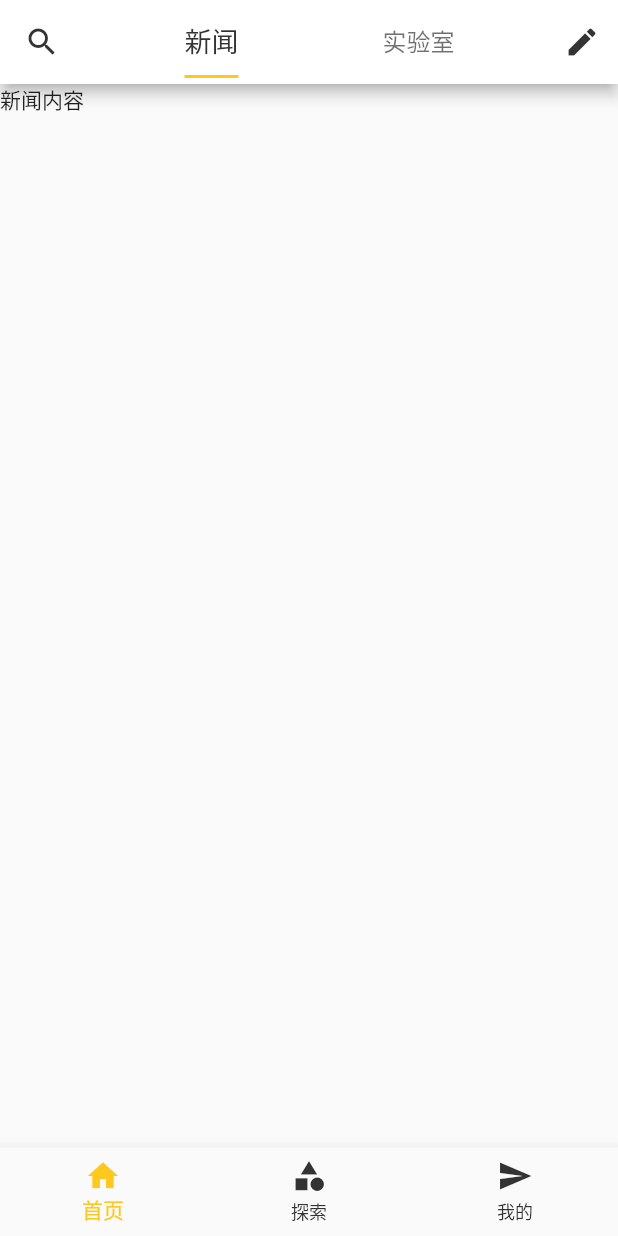
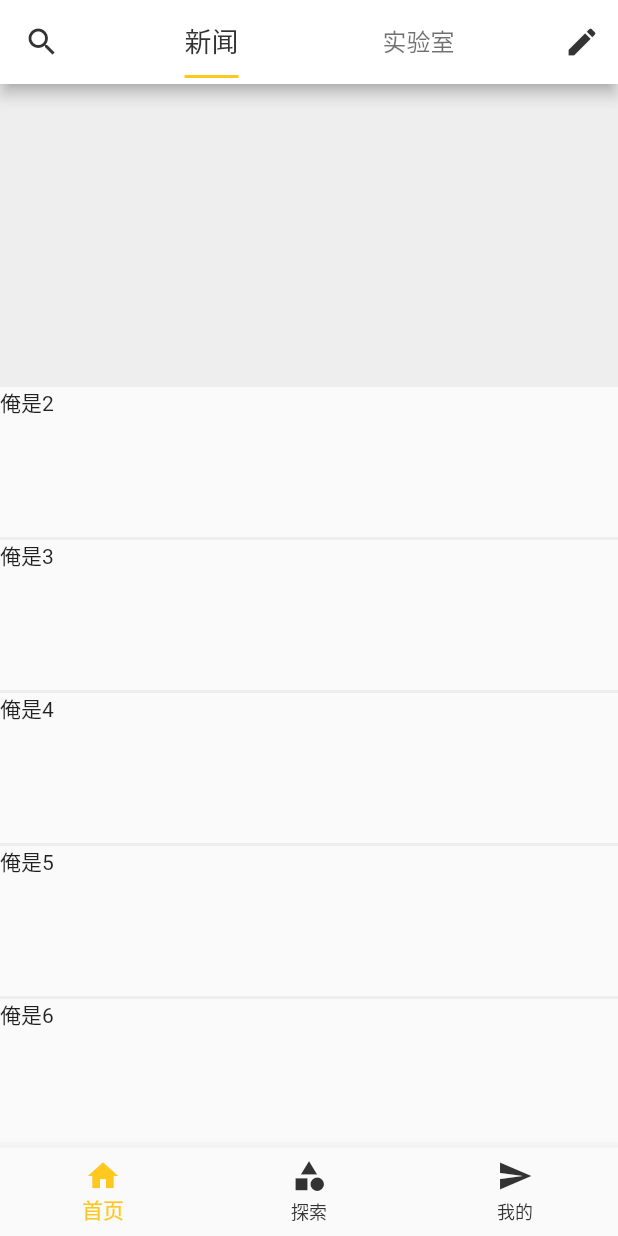
Before and after one commit to liaolonghui/flutterDemo, a Flutter app: the screen it shows after launch, on a phone screen of 412 x 824 dp. Run offline on Flutter 3.47's test engine with Material 2 defaults, Android fonts, the phone set to English and light mode, and no system bars; our stand-ins replace dio, flutter_swiper_null_safety; network calls fail.

Commit message:
add:轮播图

```diff
--- /dev/null
+++ b/lib/pages/news/child/mySwiper.dart
@@ -0,0 +1,71 @@
+// ignore_for_file: file_names
+import 'package:flutter/material.dart';
+import 'package:flutter_swiper_null_safety/flutter_swiper_null_safety.dart';
+
+class MySwiper extends StatelessWidget {
+  final List banners;
+  const MySwiper(this.banners, {Key? key}) : super(key: key);
+
+  final DotSwiperPaginationBuilder builder = const DotSwiperPaginationBuilder(
+    activeColor: Color(0xffffc81f),
+    space: 5,
+    size: 7
+  );
+
+  @override
+  Widget build(BuildContext context) {
+    if (banners.isEmpty) {
+      return Container(
+        height: 200,
+        color: const Color(0xffeeeeee),
+      );
+    }
+    return Container(
+      height: 200,
+      color: const Color(0xffeeeeee),
+      child: Swiper(
+        autoplay: true,
+        autoplayDelay: 3000,
+        duration: 500,
+        pagination: SwiperPagination(builder: builder),
+        itemCount: banners.length,
+        itemBuilder: (BuildContext context, int index) {
+          // Image.network(banners[index]["image"])
+          return Container(
+            height: 200,
+            decoration: BoxDecoration(
+              image: DecorationImage(
+                image: NetworkImage(banners[index]["image"]),
+                fit: BoxFit.cover,
+              )
+            ),
+            child: Stack(
+              children: <Widget>[
+                Positioned(
+                  top: 0,
+                  right: 0,
+                  bottom: 0,
+                  left: 0,
+                  child: Container(
+                    color: const Color.fromARGB(50, 0, 0, 0),
+                  ),
+                ),
+                Positioned(
+                  child: Text(
+                    banners[index]["post"]["title"],
+                    style: const TextStyle(
+                      color: Colors.white,
+                      fontSize: 18,
+                    ),
+                  ),
+                  left: 20,
+                  right: 20,
+                  bottom: 30,
+                )
+              ]
+            ),
+          );
+       },),
+    );
+  }
+}
--- a/lib/pages/news/news.dart
+++ b/lib/pages/news/news.dart
@@ -1,4 +1,6 @@
 import 'package:flutter/material.dart';
+import './child//mySwiper.dart';
+import 'package:dio/dio.dart';
 
 class NewsPage extends StatefulWidget {
   const NewsPage({Key? key}) : super(key: key);
@@ -8,8 +10,45 @@ class NewsPage extends StatefulWidget {
 }
 
 class _NewsPageState extends State<NewsPage> {
+  List banners = [];
+  List feeds = [];
+
+  @override
+  void initState() {
+    super.initState();
+    getData();
+  }
+
+  void getData() async {
+    Response res = await Dio().get('http://app3.qdaily.com/app3/homes/index_v2/0.json');
+    setState(() {
+      banners = res.data["response"]["banners"];
+      feeds = res.data["response"]["feeds"];
+    });
+  }
+
   @override
   Widget build(BuildContext context) {
-    return const Text('新闻内容');
+    return ListView.separated(
+      itemBuilder:  (BuildContext context, int index) {
+        if (index == 0) {
+          // 0就显示轮播图
+          return MySwiper(banners);
+        } else {
+          return Container(
+            child: Text("俺是${index + 1}"),
+            color: const Color(0xfffafafa),
+            height: 100,
+          );
+        }
+      },
+      separatorBuilder: (BuildContext context, int index) {
+        return Container(
+          height: 2,
+          color: const Color(0xffeeeeee),
+        );
+      },
+      itemCount: 10
+    );
   }
 }
--- a/pubspec.yaml
+++ b/pubspec.yaml
@@ -34,6 +34,10 @@ dependencies:
   # The following adds the Cupertino Icons font to your application.
   # Use with the CupertinoIcons class for iOS style icons.
   cupertino_icons: ^1.0.2
+  dio: ^4.0.4
+  flutter_swiper_null_safety: ^1.0.2
+  flutter_spinkit: ^5.1.0
+
 
 dev_dependencies:
   flutter_test:
```
Also changed, not shown: pubspec.lock.
